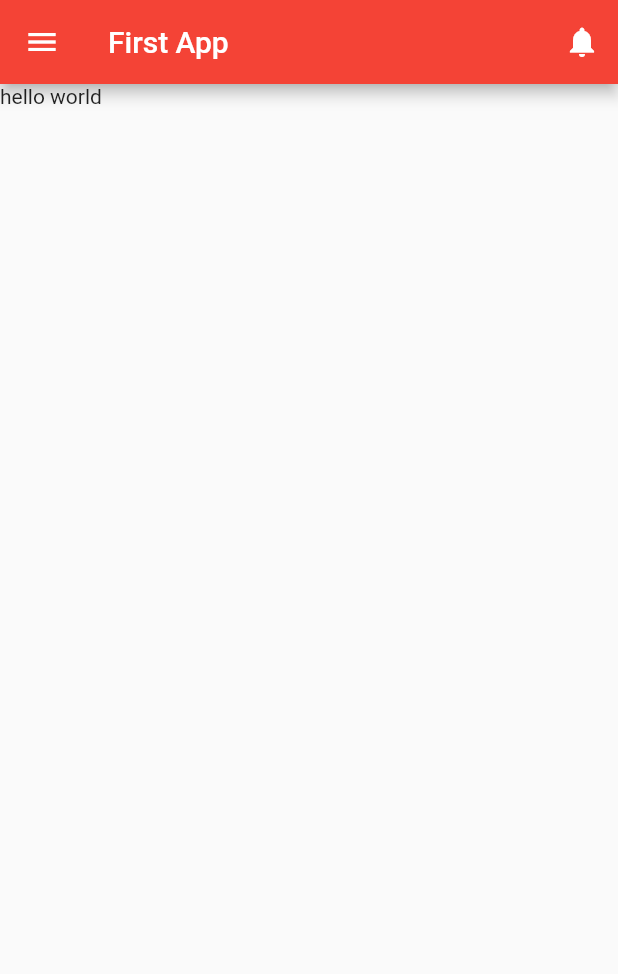
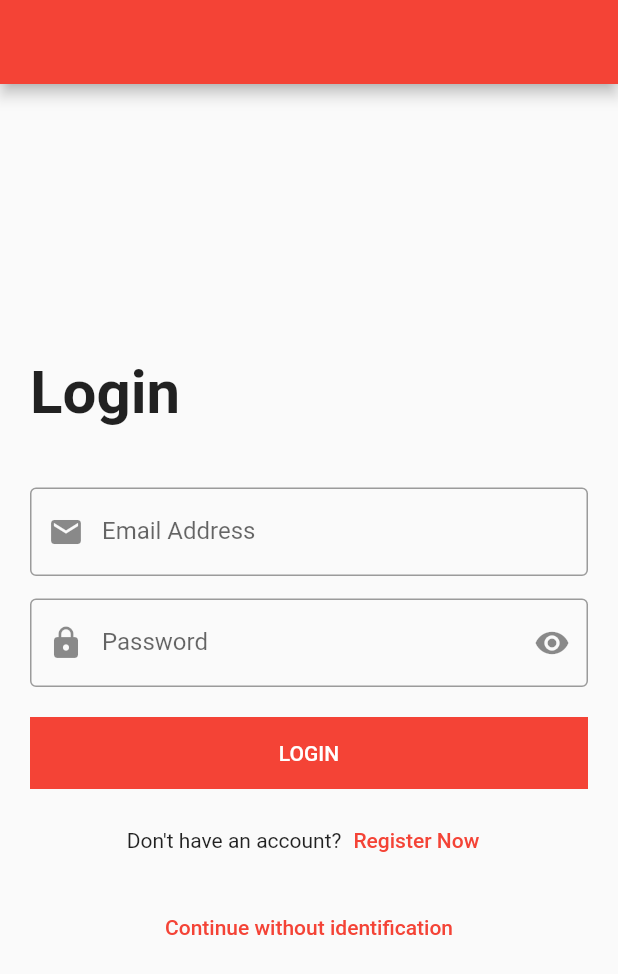
Before and after one commit to SujoodEldda/easybeasy1, a Flutter app: the screen it shows after launch, on a phone screen of 412 x 824 dp. Shown: the top 974 px of the screen. Run offline on Flutter 3.47's test engine with Material 2 defaults, Android fonts, the phone set to English and light mode, and no system bars.

Commit message:
log in screen

```diff
--- /dev/null
+++ b/lib/login_screen.dart
@@ -0,0 +1,130 @@
+import 'package:flutter/material.dart';
+
+class LoginScreen extends StatelessWidget {
+  var emailController = TextEditingController();
+  var passwordController = TextEditingController();
+
+  @override
+  Widget build(BuildContext context) {
+    return Scaffold(
+      appBar: AppBar(
+        backgroundColor: Colors.red,
+      ),
+      body: Padding(
+        padding: const EdgeInsets.all(20.0),
+        child: Center(
+          child: SingleChildScrollView(
+            child: Column(
+              crossAxisAlignment: CrossAxisAlignment.start,
+              children: [
+                Text(
+                  'Login',
+                  style: TextStyle(
+                    fontSize: 40.0,
+                    fontWeight: FontWeight.bold,
+                  ),
+                ),
+                SizedBox(
+                  height: 40.0,
+                ),
+                TextFormField(
+                  controller: emailController,
+                  keyboardType: TextInputType.emailAddress,
+                  onFieldSubmitted: (String value) {
+                    print(value);
+                  },
+                  decoration: InputDecoration(
+                    labelText: 'Email Address',
+                    prefixIcon: Icon(
+                      Icons.email,
+                    ),
+                    border: OutlineInputBorder(),
+
+                  ),
+                ),
+                SizedBox(
+                  height: 15.0,
+                ),
+                TextFormField(
+                  controller: passwordController,
+                  keyboardType: TextInputType.visiblePassword,
+                  obscureText: true,
+                  onFieldSubmitted: (String value) {
+                    print(value);
+                  },
+                  decoration: InputDecoration(
+                    labelText: 'Password',
+                    prefixIcon: Icon(
+                      Icons.lock,
+                    ),
+                    suffixIcon: Icon(
+                      Icons.remove_red_eye,
+                    ),
+                    border: OutlineInputBorder(),
+                  ),
+                ),
+                SizedBox(
+                  height: 20.0,
+                ),
+                Container(
+                  width: double.infinity,
+                  color: Colors.red,
+                  child: MaterialButton(
+                    onPressed: () {
+                      print(emailController.text);
+                      print(passwordController.text);
+                    },
+                    child: Text(
+                      'LOGIN',
+                      style: TextStyle(
+                        color: Colors.white,
+                      ),
+                    ),
+                  ),
+                ),
+                SizedBox(
+                  height: 10.0,
+                ),
+                Row(
+                  mainAxisAlignment: MainAxisAlignment.center,
+                  children: [
+                    Text(
+                      'Don\'t have an account?',
+                    ),
+                    TextButton(
+                      onPressed: () {},
+                      child: Text(
+                        'Register Now',
+                        style: TextStyle(
+                          color: Colors.red,
+                        ),
+                      ),
+                    ),
+                  ],
+                ),
+                SizedBox(
+                  height: 10.0,
+                ),
+                Row(
+                  mainAxisAlignment: MainAxisAlignment.center,
+                  children: [
+
+                    TextButton(
+                      onPressed: () {},
+                      child: Text(
+                        'Continue without identification',
+                        style: TextStyle(
+                          color: Colors.red,
+                        ),
+                      ),
+                    ),
+                  ],
+                ),
+              ],
+            ),
+          ),
+        ),
+      ),
+    );
+  }
+}
--- a/lib/main.dart
+++ b/lib/main.dart
@@ -1,19 +1,19 @@
 import 'package:easybeasy/home_page.dart';
 import 'package:flutter/material.dart';
+import 'login_screen.dart';
 
 void main() {
-  runApp(const MyApp());
+  runApp(MyApp());
 }
 
 class MyApp extends StatelessWidget {
-  const MyApp({super.key});
 
   // This widget is the root of your application.
   @override
   Widget build(BuildContext context) {
     return MaterialApp(
       debugShowCheckedModeBanner: false,
-      home:HomePage(),
+      home:LoginScreen(),
     );
   }
 }
```
Also changed, not shown: 1 other file.
